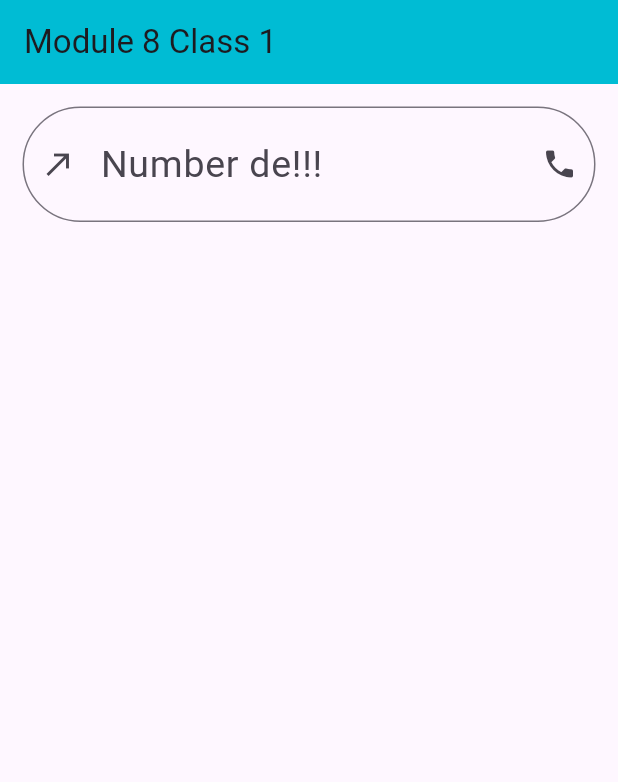
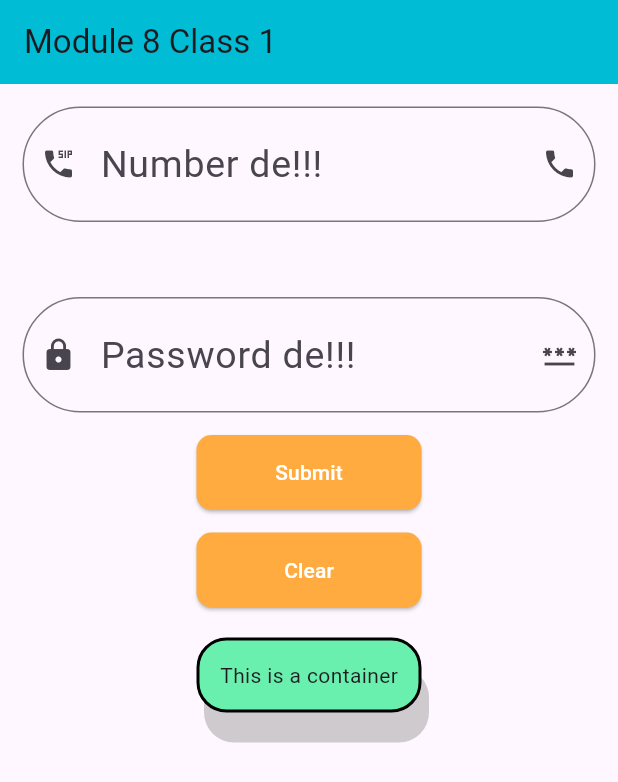
Before and after one commit to Shafin63/Flutter_Ostad_Batch11, a Flutter app: the screen it shows after launch, on a phone screen of 412 x 824 dp. Shown: the top 782 px of the screen. Run offline on Flutter 3.47's test engine with Material 3 defaults, Android fonts, the phone set to English and light mode, and no system bars.

Commit message:
module 8 class 1 updated

```diff
--- a/lib/module 8/class_1.dart
+++ b/lib/module 8/class_1.dart
@@ -5,6 +5,8 @@ class Module8Class1 extends StatelessWidget {
 
   @override
   Widget build(BuildContext context) {
+    TextEditingController numberController = TextEditingController();
+    TextEditingController passController = TextEditingController();
     return Scaffold(
       appBar: AppBar(
         title: Text("Module 8 Class 1"),
@@ -16,11 +18,13 @@ class Module8Class1 extends StatelessWidget {
           Padding (
             padding: const EdgeInsets.all(15.0),
             child: TextField(
+              keyboardType: TextInputType.phone,
+              controller: numberController,
               decoration: InputDecoration(
                 hintText: "Enter Your Number:",
                 labelText: "Number de!!!",
                 suffixIcon: Icon(Icons.phone),
-                prefixIcon: Icon(Icons.call_made_sharp),
+                prefixIcon: Icon(Icons.dialer_sip),
                 labelStyle: TextStyle(
                   fontSize: 25,
                 ),
@@ -31,7 +35,106 @@ class Module8Class1 extends StatelessWidget {
                 border: OutlineInputBorder(borderRadius: BorderRadius.circular(50))
               ),
             ),
+          ),
+          SizedBox(height: 20,),
+          Padding (
+            padding: const EdgeInsets.all(15.0),
+            child: TextField(
+              obscureText: true,
+              controller: passController,
+              decoration: InputDecoration(
+                  hintText: "Enter Your Password:",
+                  labelText: "Password de!!!",
+                  suffixIcon: Icon(Icons.password),
+                  prefixIcon: Icon(Icons.lock),
+                  labelStyle: TextStyle(
+                    fontSize: 25,
+                  ),
+                  hintStyle: TextStyle (
+                    fontSize: 30,
+                    color: Colors.red,
+                  ),
+                  border: OutlineInputBorder(borderRadius: BorderRadius.circular(50))
+              ),
+            ),
+          ),
+          SizedBox(
+            width: 150, height: 50,
+            child: ElevatedButton(
+              onPressed: () {
+                if (numberController.text.isEmpty)
+                  {
+                    ScaffoldMessenger.of(context).showSnackBar(
+                      SnackBar(content: Text("Please enter your phone number"))
+                    );
+                    // print("Please enter your phone number!");
+                  }
+                else if (numberController.text.length < 11)
+                  {
+                    ScaffoldMessenger.of(context).showSnackBar(
+                        SnackBar(content: Text("Please enter a valid number"))
+                    );
+                    // print('Please enter a valid number');
+                  }
+                else {
+                  ScaffoldMessenger.of(context).showSnackBar(
+                      SnackBar(content: Text("Your entered number is:${numberController.text}"),)
+                  );
+                  // print("Your entered number is:${numberController.text}");
+                }
+                },
+              style: ElevatedButton.styleFrom(
+                backgroundColor: Colors.orangeAccent,
+                foregroundColor: Colors.white,
+                shape: RoundedRectangleBorder(
+                  borderRadius: BorderRadius.circular(10),
+                ),
+              ),
+                child: Text("Submit"),
+            ),
+          ),
+          SizedBox(height: 15,),
+          SizedBox(
+            width: 150, height: 50,
+            child: ElevatedButton(
+              onPressed: () {
+                numberController.clear();
+                passController.clear();
+                },
+              style: ElevatedButton.styleFrom(
+                backgroundColor: Colors.orangeAccent,
+                foregroundColor: Colors.white,
+                shape: RoundedRectangleBorder(
+                  borderRadius: BorderRadius.circular(10),
+                ),
+              ),
+                child: Text("Clear"),
+            ),
+          ),
+          SizedBox(height: 20,),
+          Container(
+            child: Text("This is a container"),
+            // color: Colors.green, //if we use BoxDecoration we cannot use color outside
+            height: 50,
+            width: 150,
+            alignment: Alignment.center,
+            decoration: BoxDecoration(
+              color: Colors.greenAccent,
+              borderRadius: BorderRadius.circular(20),
+              border: Border.all(
+                color: Colors.black,
+                width: 2,
+              ),
+              boxShadow: [
+                BoxShadow(
+                  color: Colors.grey.withOpacity(0.5),
+                  offset: Offset(5, 20),
+                )
+              ]
+
+            ),
           )
+
         ],
       ),
     );
```
